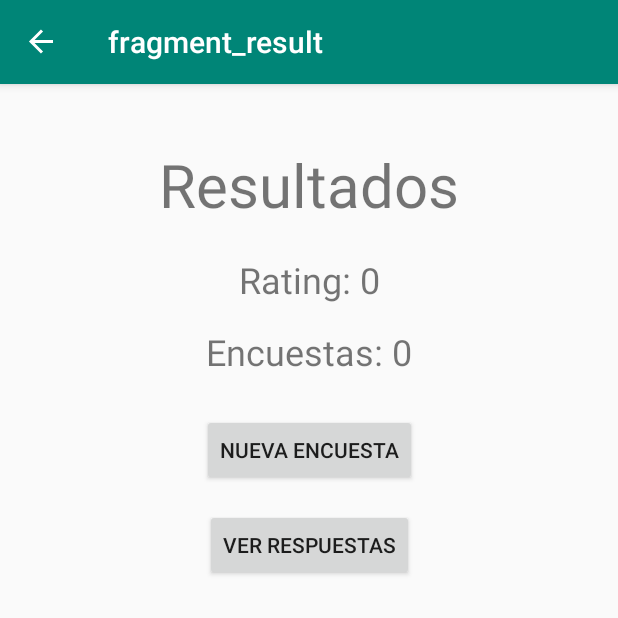
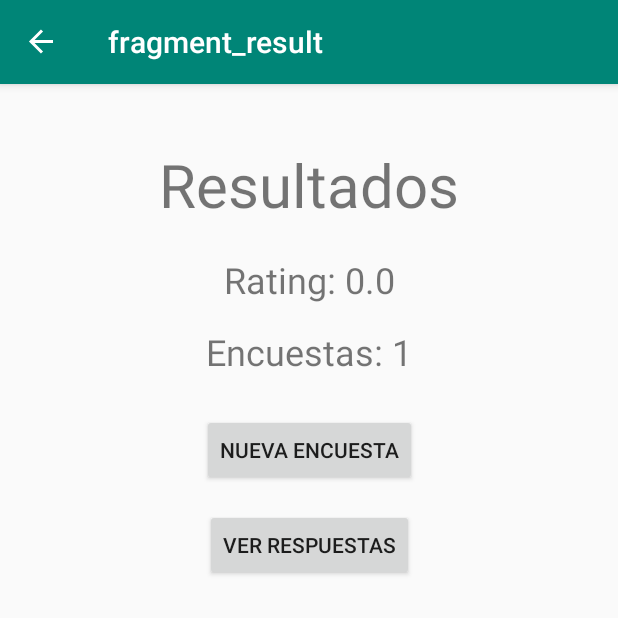
Before and after one commit to Requetetin/Lab7-apps, an Android app: the RatingFragment screen opened through its navigation route, after a tap on "SIGUIENTE", on a phone screen of 412 x 824 dp, the top half of it. Run offline under Robolectric (Android 15) with nearby library versions, the phone set to English and light mode, and no system bars; our stand-ins replace data binding, navigation-ui.

Commit message:
Previo a drawer

```diff
--- a/app/build.gradle
+++ b/app/build.gradle
@@ -38,4 +38,5 @@ dependencies {
     androidTestImplementation 'androidx.test.espresso:espresso-core:3.1.1'
     implementation 'androidx.navigation:navigation-fragment-ktx:2.2.1'
     implementation 'androidx.navigation:navigation-ui-ktx:2.2.1'
+    implementation "android.arch.lifecycle:extensions:1.1.1"
 }
--- a/app/src/main/java/com/example/lab5/RatingFragment.kt
+++ b/app/src/main/java/com/example/lab5/RatingFragment.kt
@@ -8,14 +8,18 @@ import androidx.fragment.app.Fragment
 import android.view.LayoutInflater
 import android.view.View
 import android.view.ViewGroup
+import android.widget.Toast
 import androidx.databinding.DataBindingUtil
+import androidx.lifecycle.ViewModelProviders
 import androidx.navigation.findNavController
 import com.example.lab5.databinding.FragmentQuestionBinding
 import com.example.lab5.databinding.FragmentRatingBinding
 
 class RatingFragment : Fragment() {
 
-    val r = Resultado()
+
+    private var r: Resultado?=null
+
 
 
     override fun onCreateView(inflater: LayoutInflater,container:ViewGroup?,
@@ -23,11 +27,14 @@ class RatingFragment : Fragment() {
         val binding: FragmentRatingBinding = DataBindingUtil.inflate(
             inflater, R.layout.fragment_rating , container, false
         )
+        r= ViewModelProviders.of(activity!!).get(Resultado::class.java)
         binding.textIn="Que le parecio el servicio?"
         binding.butText="Siguiente"
+        var rate: Float
 
-        binding.button2.setOnClickListener(){
-            r.plusRating(binding.ratingBar.numStars)
+        binding.button2.setOnClickListener {
+            rate = binding.ratingBar.rating
+            r!!.plusRating(rate)
             view!!.findNavController().navigate(R.id.action_ratingFragment_to_resultFragment)
         }
 
--- a/app/src/main/java/com/example/lab5/ResultFragment.kt
+++ b/app/src/main/java/com/example/lab5/ResultFragment.kt
@@ -9,10 +9,12 @@ import android.view.View
 import android.view.ViewGroup
 import android.widget.Toast
 import androidx.databinding.DataBindingUtil
+import androidx.lifecycle.ViewModelProviders
 import androidx.navigation.findNavController
 import com.example.lab5.databinding.FragmentQuestionBinding
 import com.example.lab5.databinding.FragmentResultBinding
 import java.lang.Exception
+
 
 // TODO: Rename parameter arguments, choose names that match
 // the fragment initialization parameters, e.g. ARG_ITEM_NUMBER
@@ -29,8 +31,8 @@ private const val ARG_PARAM2 = "param2"
  */
 class ResultFragment : Fragment() {
 
+    private var r: Resultado?=null
 
-    val r = Resultado()
 
 
     override fun onCreateView(inflater: LayoutInflater,container:ViewGroup?,
@@ -38,19 +40,20 @@ class ResultFragment : Fragment() {
         val binding: FragmentResultBinding = DataBindingUtil.inflate(
             inflater, R.layout.fragment_result , container, false
         )
-        val s:String = "Rating: " + r.getRating()
-        val t:String = "Encuestas: " + r.getEncuestas()
+        r= ViewModelProviders.of(activity!!).get(Resultado::class.java)
+        val s:String = "Rating: " + r!!.getRating().toString()
+        val t:String = "Encuestas: " + r!!.getEncuestas().toString()
         binding.rating = s
         binding.encuestas = t
 
 
 
         binding.button3.setOnClickListener(){
-            view!!.findNavController().navigate(R.id.action_resultFragment_to_questionFragment)
+            view!!.findNavController().navigate(R.id.action_resultFragment_to_startFragment)
         }
 
         binding.button4.setOnClickListener(){
-            Toast.makeText(activity, r.getRespuestas(), Toast.LENGTH_LONG).show()
+            Toast.makeText(activity, r!!.getRespuestas(), Toast.LENGTH_LONG).show()
         }
 
 
--- a/app/src/main/java/com/example/lab5/Resultado.kt
+++ b/app/src/main/java/com/example/lab5/Resultado.kt
@@ -1,12 +1,22 @@
 package com.example.lab5
 
-class Resultado {
-    private var rating = 0
+import androidx.lifecycle.MutableLiveData
+import androidx.lifecycle.ViewModel
+
+class Resultado : ViewModel() {
+
+    val message = MutableLiveData<Any>()
+
+    private var rating = 0.0f
     private var cantidad = 0
     private var respuestas = ""
 
-    fun plusRating(a: Int){
-        rating = rating + a
+    fun setMsgCommunicator(msg:String){
+        message.setValue(msg)
+    }
+
+    fun plusRating(a: Float){
+        rating += a
         cantidad ++
     }
 
@@ -18,13 +28,12 @@ class Resultado {
         return respuestas
     }
 
-    fun getRating(): String{
-        val s = rating/cantidad
-        return s.toString()
+    fun getRating(): Float{
+        return rating / cantidad
     }
 
-    fun getEncuestas(): String{
-        return cantidad.toString()
+    fun getEncuestas(): Int{
+        return cantidad
     }
 
 }
--- a/app/src/main/res/navigation/navigation.xml
+++ b/app/src/main/res/navigation/navigation.xml
@@ -16,12 +16,19 @@
         <action
             android:id="@+id/action_startFragment_to_addFragment"
             app:destination="@id/addFragment" />
+        <action
+            android:id="@+id/action_startFragment_to_aboutFragment"
+            app:destination="@id/aboutFragment" />
     </fragment>
     <fragment
         android:id="@+id/addFragment"
         android:name="com.example.lab5.AddFragment"
         android:label="fragment_add"
-        tools:layout="@layout/fragment_add" />
+        tools:layout="@layout/fragment_add" >
+        <action
+            android:id="@+id/action_addFragment_to_startFragment"
+            app:destination="@id/startFragment" />
+    </fragment>
     <fragment
         android:id="@+id/questionFragment"
         android:name="com.example.lab5.QuestionFragment"
@@ -42,8 +49,8 @@
         android:label="fragment_result"
         tools:layout="@layout/fragment_result" >
         <action
-            android:id="@+id/action_resultFragment_to_questionFragment"
-            app:destination="@id/questionFragment" />
+            android:id="@+id/action_resultFragment_to_startFragment"
+            app:destination="@id/startFragment" />
     </fragment>
     <fragment
         android:id="@+id/ratingFragment"
```
Also changed, not shown: app/src/main/java/com/example/lab5/AddFragment.kt (+37 -3 lines), app/src/main/java/com/example/lab5/Encuesta.kt (+11 -3 lines), app/src/main/java/com/example/lab5/QuestionFragment.kt (+9 -5 lines), app/src/main/res/menu/save_menu.xml (added, +10 -0 lines).
